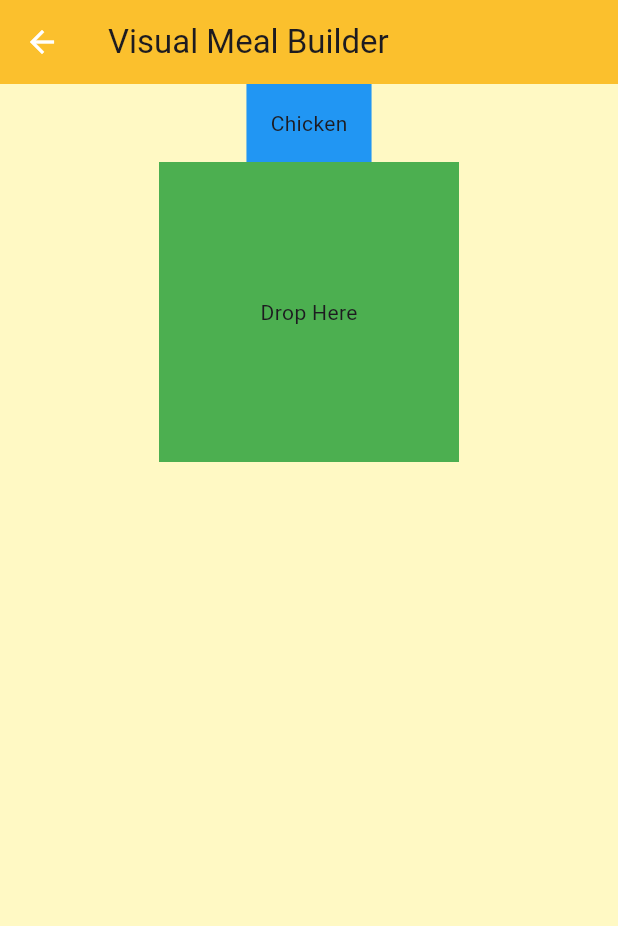
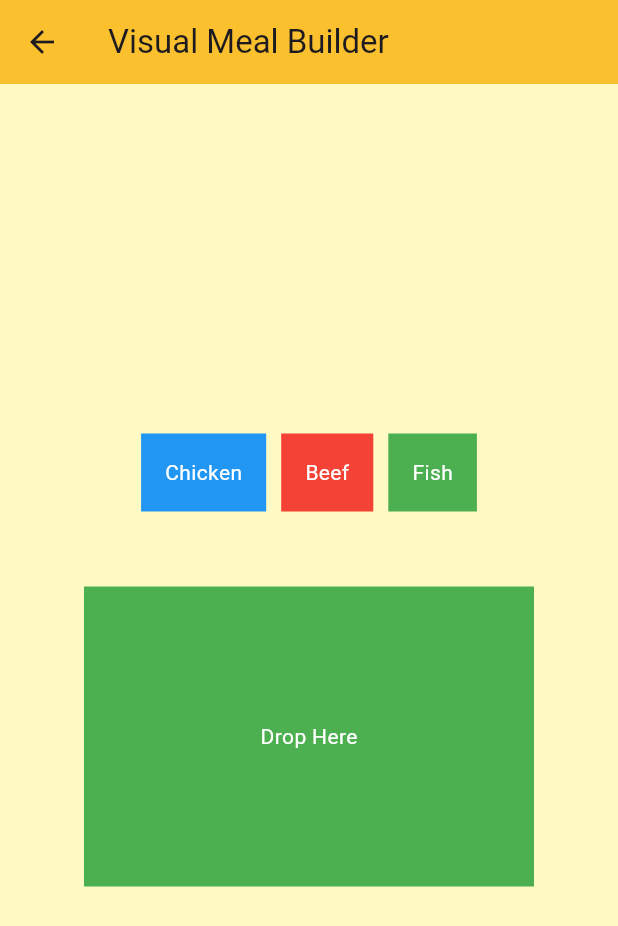
Before and after one commit to ndush/nutripair, a Flutter app: the MealBuilder screen opened directly, on a phone screen of 412 x 824 dp. Shown: the top 926 px of the screen. Run offline on Flutter 3.47's test engine with Material 3 defaults, Android fonts, the phone set to English and light mode, and no system bars; our stand-ins replace firebase_auth, firebase_core, flutter_dotenv, pdf, shared_preferences; accounts and stored records are empty.

```diff
--- a/lib/screens/dietary_preference.dart
+++ b/lib/screens/dietary_preference.dart
@@ -73,6 +73,10 @@ class _DietaryPreferencesState extends State<DietaryPreferences> {
               onPressed: _savePreferences,
               child: Text('Save Preferences'),
             ),
+            ElevatedButton(
+              onPressed: () => Navigator.pushNamed(context, '/meal-builder'),
+              child: Text('Go to Meal Builder'),
+            ),
           ],
         ),
       ),
--- a/lib/screens/download_mealplan.dart
+++ b/lib/screens/download_mealplan.dart
@@ -11,18 +11,15 @@ void downloadMealPlan(List<String> meals) async {
       build: (pw.Context context) {
         return pw.Column(
           children: meals.map((meal) => pw.Text(meal)).toList(),
-        ); // Build your meal list here
+        );
       },
     ),
   );
 
-  // Get the temporary directory
   final outputDirectory = await getTemporaryDirectory();
   final file = File('${outputDirectory.path}/meal_plan.pdf');
 
-  // Save the PDF file
   await file.writeAsBytes(await pdf.save());
 
-  // Optionally, show a message to the user
   print('Meal plan downloaded to: ${file.path}');
 }
--- a/lib/screens/meal_builder.dart
+++ b/lib/screens/meal_builder.dart
@@ -1,45 +1,59 @@
 import 'package:flutter/material.dart';
 
-class MealBuilder extends StatelessWidget {
+class MealBuilder extends StatefulWidget {
+  @override
+  _MealBuilderState createState() => _MealBuilderState();
+}
+
+class _MealBuilderState extends State<MealBuilder> {
+  List<String> droppedItems = [];
+
   @override
   Widget build(BuildContext context) {
     return Scaffold(
       appBar: AppBar(title: Text('Visual Meal Builder')),
       body: Center(
         child: Column(
+          mainAxisAlignment: MainAxisAlignment.center,
           children: [
-            Draggable<String>(
-              data: 'Chicken',
-              child: Container(
-                padding: EdgeInsets.all(16.0),
-                color: Colors.blue,
-                child: Text('Chicken'),
-              ),
-              feedback: Material(
-                child: Container(
-                  padding: EdgeInsets.all(16.0),
-                  color: Colors.blue,
-                  child: Text('Chicken'),
-                ),
-              ),
-              childWhenDragging: Container(
-                padding: EdgeInsets.all(16.0),
-                color: Colors.grey,
-                child: Text('Chicken'),
-              ),
+            Row(
+              mainAxisAlignment: MainAxisAlignment.center,
+              children: [
+                buildDraggable('Chicken', Colors.blue),
+                SizedBox(width: 10),
+                buildDraggable('Beef', Colors.red),
+                SizedBox(width: 10),
+                buildDraggable('Fish', Colors.green),
+              ],
             ),
+            SizedBox(height: 50), // Space between Draggables and DragTarget
             DragTarget<String>(
               builder: (context, candidateData, rejectedData) {
                 return Container(
                   height: 200,
-                  width: 200,
-                  color: Colors.green,
-                  child: Center(child: Text('Drop Here')),
+                  width: 300,
+                  color: droppedItems.isEmpty ? Colors.green : Colors.orange,
+                  child: Center(
+                    child: Column(
+                      mainAxisAlignment: MainAxisAlignment.center,
+                      children: [
+                        if (droppedItems.isEmpty)
+                          Text('Drop Here', style: TextStyle(color: Colors.white))
+                        else
+                          ...droppedItems.map((item) => Text(item, style: TextStyle(color: Colors.white))).toList(),
+                      ],
+                    ),
+                  ),
                 );
               },
               onAccept: (data) {
-                // Handle meal ingredient drop
+                setState(() {
+                  droppedItems.add(data); // Add the dropped item to the list
+                });
                 print('Dropped: $data');
+              },
+              onWillAccept: (data) {
+                return data != null; // Allow acceptance of any non-null data
               },
             ),
           ],
@@ -47,4 +61,36 @@ class MealBuilder extends StatelessWidget {
       ),
     );
   }
+
+  Draggable<String> buildDraggable(String item, Color color) {
+    return Draggable<String>(
+      data: item,
+      child: Container(
+        padding: EdgeInsets.all(16.0),
+        color: color,
+        child: Text(
+          item,
+          style: TextStyle(color: Colors.white),
+        ),
+      ),
+      feedback: Material(
+        child: Container(
+          padding: EdgeInsets.all(16.0),
+          color: color,
+          child: Text(
+            item,
+            style: TextStyle(color: Colors.white),
+          ),
+        ),
+      ),
+      childWhenDragging: Container(
+        padding: EdgeInsets.all(16.0),
+        color: Colors.grey,
+        child: Text(
+          item,
+          style: TextStyle(color: Colors.white),
+        ),
+      ),
+    );
+  }
 }
```
Also changed, not shown: lib/main.dart (+5 -16 lines), lib/screens/home.dart (deleted, +0 -61 lines).
